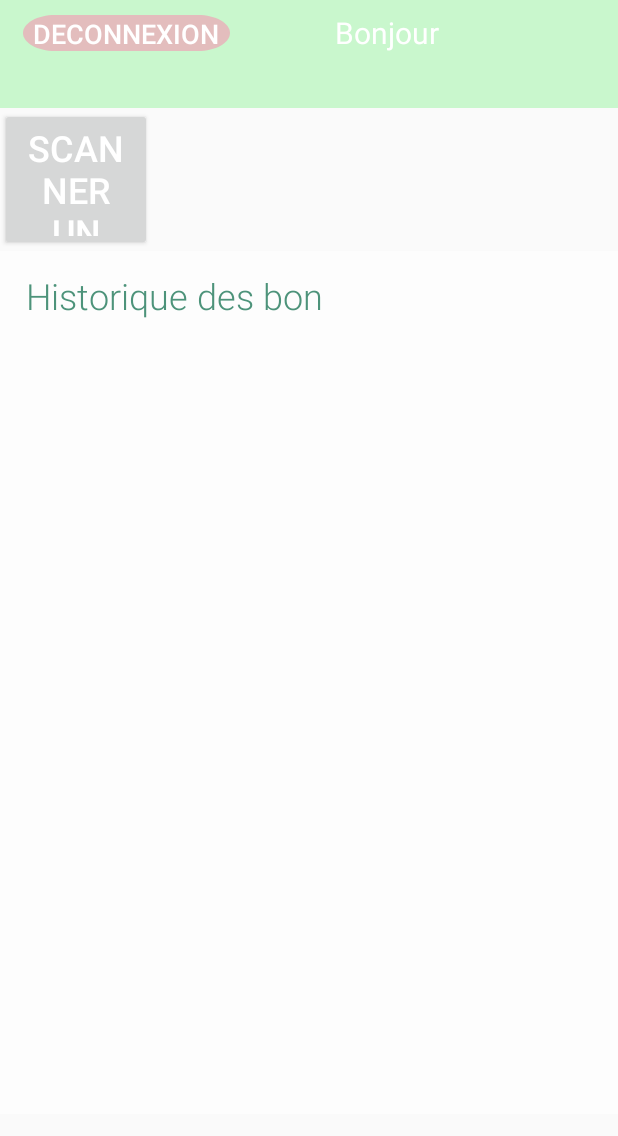
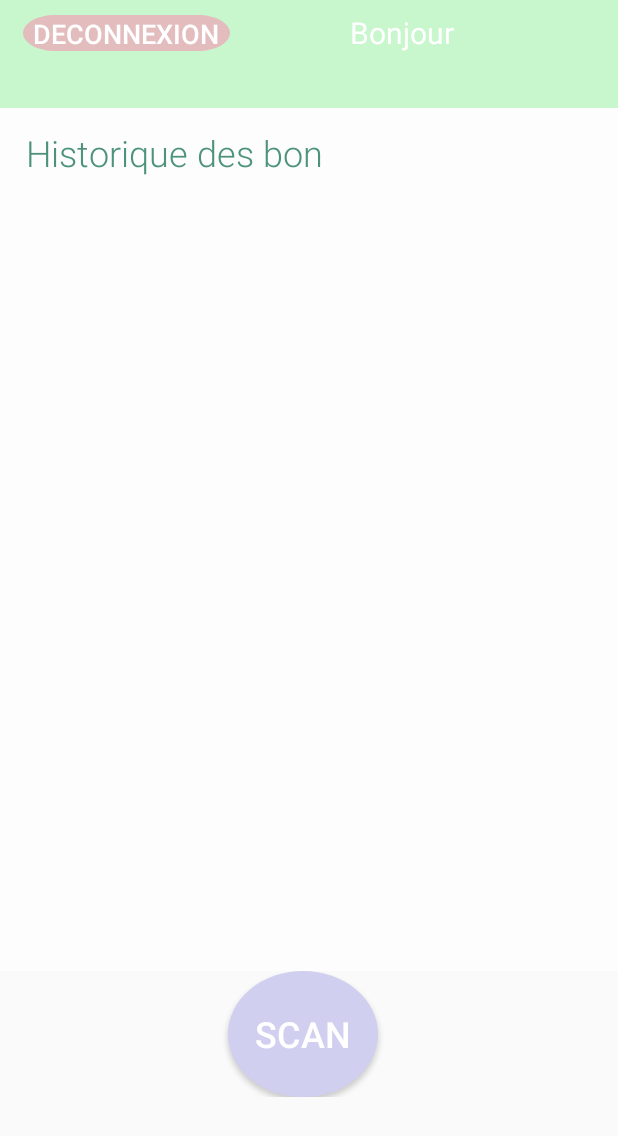
Before and after one commit to Arphaax/mspr-gostyle, an Android app: the AccueilActivity screen opened directly, with no data from a screen before it, on a phone screen of 412 x 824 dp. Shown: the top 1136 px of the screen. Run offline under Robolectric (Android 15) with nearby library versions, the phone set to English and light mode, and no system bars; our stand-ins replace data binding; 1 statement that could not run was skipped.

Commit message:
Retouche front + SlashScreen

```diff
--- a/front/app/src/main/res/drawable/btndeco.xml
+++ b/front/app/src/main/res/drawable/btndeco.xml
@@ -1,6 +1,6 @@
 <?xml version="1.0" encoding="utf-8"?>
 <vector xmlns:android="http://schemas.android.com/apk/res/android"
-    android:width="116dp"
+    android:width="120dp"
     android:height="36dp"
     android:viewportWidth="116"
     android:viewportHeight="36">
--- /dev/null
+++ b/front/app/src/main/res/drawable/button_bg_round.xml
@@ -0,0 +1,9 @@
+<?xml version="1.0" encoding="utf-8"?>
+<selector xmlns:android="http://schemas.android.com/apk/res/android">
+    <item>
+        <shape android:shape="oval">
+            <solid android:color="#D0CFF0"/>
+            <size android:width="50dp" android:height="50dp"/>
+        </shape>
+    </item>
+</selector>
--- a/front/app/src/main/res/layout/activity_accueil.xml
+++ b/front/app/src/main/res/layout/activity_accueil.xml
@@ -1,5 +1,5 @@
 <?xml version="1.0" encoding="utf-8"?>
-<layout>
+<layout xmlns:android="http://schemas.android.com/apk/res/android">
 
     <data>
 
@@ -8,7 +8,7 @@
             type="com.example.app_mspr_android.viewmodels.AccueilViewModel" />
     </data>
 
-    <RelativeLayout xmlns:android="http://schemas.android.com/apk/res/android"
+    <RelativeLayout
         android:layout_width="match_parent"
         android:layout_height="match_parent"
         android:orientation="vertical">
@@ -41,7 +41,7 @@
                     android:layout_height="wrap_content"
                     android:layout_marginTop="8dp"
                     android:gravity="right"
-                    android:paddingLeft="70dp"
+                    android:paddingLeft="80dp"
                     android:paddingRight="5dp"
                     android:text="Bonjour"
                     android:textSize="20dp" />
@@ -56,18 +56,6 @@
                     android:text="@{accueilVm.userModel.prenom}"
                     android:textSize="20dp" />
             </LinearLayout>
-
-            <Button
-                android:id="@+id/button4"
-                android:layout_width="101dp"
-                android:layout_height="95dp"
-
-                android:layout_alignParentLeft="true"
-
-                android:layout_alignParentTop="true"
-
-                android:onClick="@{ (view)-> accueilVm.scannerButtonClick(view) }"
-                android:text="Scanner un code" />
 
             <TextView
                 android:id="@+id/textView3"
@@ -97,6 +85,19 @@
                 android:orientation="vertical">
 
 
+                <Button
+                    android:id="@+id/push_button"
+                    android:layout_width="100dp"
+                    android:layout_height="100dp"
+                    android:layout_alignParentLeft="true"
+                    android:layout_alignParentTop="true"
+                    android:layout_centerInParent="true"
+                    android:layout_marginLeft="152dp"
+                    android:layout_marginTop="0dp"
+                    android:background="@drawable/button_bg_round"
+                    android:onClick="@{ (view)-> accueilVm.scannerButtonClick(view) }"
+                    android:padding="15dp"
+                    android:text="Scan" />
             </RelativeLayout>
 
         </LinearLayout>
--- a/front/app/src/main/res/layout/activity_login.xml
+++ b/front/app/src/main/res/layout/activity_login.xml
@@ -51,7 +51,7 @@
                 android:layout_width="72dp"
                 android:layout_height="24dp"
                 android:layout_marginLeft="50dp"
-                android:text="Email"
+                android:text="Numero"
                 android:textColor="#FA070707"
                 android:textSize="18sp" />
 
@@ -84,7 +84,7 @@
                 android:layout_height="24dp"
                 android:layout_marginLeft="50dp"
                 android:layout_marginTop="10dp"
-                android:text="Password"
+                android:text="Mot de passe"
                 android:textColor="#FA070707"
                 android:textSize="18sp" />
 
@@ -99,8 +99,8 @@
                 android:layout_marginTop="10dp"
                 android:background="@drawable/edit_text"
                 android:ems="10"
+                android:inputType="textPassword"
                 android:gravity="center"
-                android:inputType="textPersonName"
                 android:padding="10dp"
                 android:text="@={userViewModel.userPassword}" />
         </LinearLayout>
```
Also changed, not shown: front/app/src/main/res/layout/splash_screen.xml (added, +30 -0 lines), front/app/src/main/res/drawable/epsiLogo.jpg (added).
